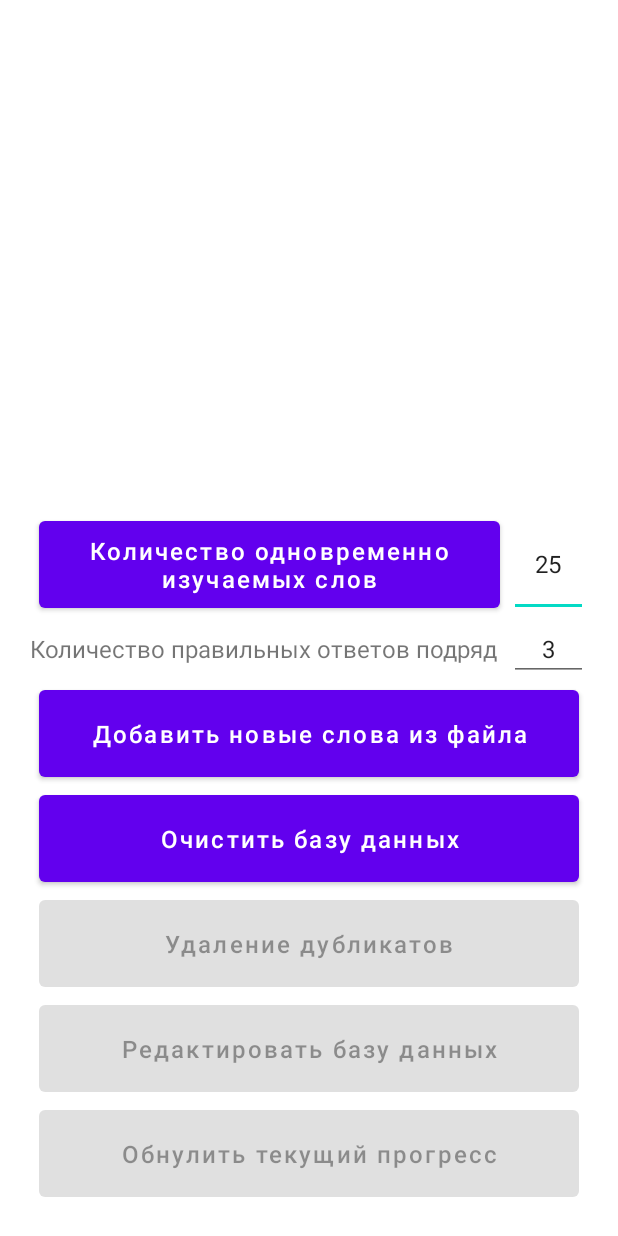
After one commit to Escalt4/Simple-Spaced-Repetition, an Android app: the layout activity_settings.xml on its own in the app's theme, with its tools: preview values and no code run, on a phone screen of 412 x 824 dp. The commit adds this screen. Run offline under Robolectric (Android 15) with nearby library versions, the phone set to English and light mode, and no system bars.

Commit message:
Commit 2

```diff
--- a/app/src/main/java/com/example/simpleintervals/LearnWord.java
+++ b/app/src/main/java/com/example/simpleintervals/LearnWord.java
@@ -27,7 +27,6 @@ public class LearnWord extends AppCompatActivity {
     public static final Integer REQUIRED_QUANTITY_CORRECT_ANSWERS = 3;
     public static final Integer[] INTERVALS = {86400, 172800, 432000, 1123200, 2678400, 6739200, 16848000, 42163200, 105494400, 263692800, 659145600, 1647907200};
 
-
     TextView textViewWord;
     TextView textViewKeys;
     TextView textViewIndicators;
@@ -49,6 +48,10 @@ public class LearnWord extends AppCompatActivity {
         setContentView(R.layout.activity_learn_word);
 
         IntervalRepetition = getIntent().getExtras().getBoolean("mode");
+
+        if (IntervalRepetition) {
+            this.setTitle("Интервальные повторения");
+        } else {this.setTitle("Изучение новых слов");}
 
         textViewWord = findViewById(R.id.textViewWord);
         textViewKeys = findViewById(R.id.textViewKeys);
--- a/app/src/main/java/com/example/simpleintervals/ListOfPlanned.java
+++ b/app/src/main/java/com/example/simpleintervals/ListOfPlanned.java
@@ -11,6 +11,8 @@ public class ListOfPlanned extends AppCompatActivity {
     protected void onCreate(Bundle savedInstanceState) {
         super.onCreate(savedInstanceState);
         setContentView(R.layout.activity_list_of_planned);
+
+        this.setTitle("Список запланированого");
     }
 
 
--- /dev/null
+++ b/app/src/main/res/layout/activity_settings.xml
@@ -0,0 +1,147 @@
+<?xml version="1.0" encoding="utf-8"?>
+<androidx.constraintlayout.widget.ConstraintLayout xmlns:android="http://schemas.android.com/apk/res/android"
+    xmlns:app="http://schemas.android.com/apk/res-auto"
+    xmlns:tools="http://schemas.android.com/tools"
+    android:layout_width="match_parent"
+    android:layout_height="match_parent"
+    android:padding="20dp"
+    tools:context=".Settings">
+
+
+    <LinearLayout
+        android:layout_width="match_parent"
+        android:layout_height="match_parent"
+        android:gravity="bottom"
+        android:orientation="vertical">
+
+        <LinearLayout
+            android:layout_width="match_parent"
+            android:layout_height="wrap_content"
+            android:gravity="top"
+            android:orientation="horizontal">
+
+            <Button
+                android:id="@+id/qwe"
+                android:layout_width="match_parent"
+                android:layout_height="70dp"
+                android:layout_weight="1"
+                android:insetLeft="6dp"
+                android:insetRight="6dp"
+                android:onClick="onClick"
+                android:text="Количество одновременно изучаемых слов"
+                android:textAllCaps="false"
+                android:textSize="16sp"
+                app:layout_constraintEnd_toEndOf="parent"
+                app:layout_constraintStart_toStartOf="parent" />
+            <!--            <TextView-->
+            <!--                android:layout_width="match_parent"-->
+            <!--                android:layout_height="match_parent"-->
+            <!--                android:layout_weight="1"-->
+            <!--                android:gravity="center_vertical"-->
+            <!--                android:text="Количество одновременно изучаемых слов"-->
+            <!--                android:textSize="16sp" />-->
+
+            <EditText
+                android:id="@+id/textEditQuantitySimultaneouslyIndexesInUse"
+                android:layout_width="match_parent"
+                android:layout_height="match_parent"
+                android:layout_weight="6"
+                android:gravity="center"
+                android:text="25"
+                android:textSize="16sp">
+
+            </EditText>
+
+        </LinearLayout>
+
+        <LinearLayout
+            android:layout_width="match_parent"
+            android:layout_height="wrap_content"
+            android:gravity="top"
+            android:orientation="horizontal">
+
+            <TextView
+                android:layout_width="match_parent"
+                android:layout_height="match_parent"
+                android:layout_weight="1"
+                android:gravity="center_vertical"
+                android:text="Количество правильных ответов подряд"
+                android:textSize="16sp" />
+
+            <EditText
+                android:id="@+id/textRequiredQuantityCorrectAnswers"
+                android:layout_width="match_parent"
+                android:layout_height="match_parent"
+                android:layout_weight="6"
+                android:gravity="center"
+                android:text="3"
+                android:textSize="16sp">
+
+            </EditText>
+
+        </LinearLayout>
+
+        <Button
+            android:id="@+id/button_1"
+            android:layout_width="match_parent"
+            android:layout_height="70dp"
+            android:insetLeft="6dp"
+            android:insetRight="6dp"
+            android:onClick="onClick"
+            android:text="Добавить новые слова из файла"
+            android:textAllCaps="false"
+            android:textSize="16sp"
+            app:layout_constraintEnd_toEndOf="parent"
+            app:layout_constraintStart_toStartOf="parent" />
+
+
+        <Button
+            android:id="@+id/button_3"
+            android:layout_width="match_parent"
+            android:layout_height="70dp"
+            android:insetLeft="6dp"
+            android:insetRight="6dp"
+            android:onClick="onClick"
+            android:text="Очистить базу данных"
+            android:textAllCaps="false"
+            android:textSize="16sp" />
+
+        <Button
+            android:id="@+id/button_234e"
+            android:layout_width="match_parent"
+            android:layout_height="70dp"
+            android:enabled="false"
+            android:insetLeft="6dp"
+            android:insetRight="6dp"
+            android:onClick="onClick"
+            android:text="Удаление дубликатов"
+            android:textAllCaps="false"
+            android:textSize="16sp" />
+
+        <Button
+            android:id="@+id/button_2"
+            android:layout_width="match_parent"
+            android:layout_height="70dp"
+            android:enabled="false"
+            android:insetLeft="6dp"
+            android:insetRight="6dp"
+            android:onClick="onClick"
+            android:text="Редактировать базу данных"
+            android:textAllCaps="false"
+            android:textSize="16sp" />
+
+        <Button
+            android:id="@+id/button_4"
+            android:layout_width="match_parent"
+            android:layout_height="70dp"
+            android:enabled="false"
+            android:insetLeft="6dp"
+            android:insetRight="6dp"
+            android:onClick="onClick"
+            android:text="Обнулить текущий прогресс"
+            android:textAllCaps="false"
+            android:textSize="16sp" />
+
+    </LinearLayout>
+
+</androidx.constraintlayout.widget.ConstraintLayout>
--- a/app/src/main/res/values-night/themes.xml
+++ b/app/src/main/res/values-night/themes.xml
@@ -12,7 +12,7 @@
         <!-- Status bar color. -->
         <item name="android:statusBarColor" tools:targetApi="l">?attr/colorPrimaryVariant</item>
         <!-- Customize your theme here. -->
-        <item name="windowActionBar">false</item>
-        <item name="windowNoTitle">true</item>
+<!--        <item name="windowActionBar">false</item>-->
+<!--        <item name="windowNoTitle">true</item>-->
     </style>
 </resources>
--- a/app/src/main/res/values/strings.xml
+++ b/app/src/main/res/values/strings.xml
@@ -1,6 +1,3 @@
 <resources>
     <string name="app_name">Simple Intervals</string>
-    <string name="appwidget_text">EXAMPLE</string>
-    <string name="add_widget">Add widget</string>
-    <string name="app_widget_description">This is an app widget description</string>
 </resources>
--- a/app/src/main/res/values/themes.xml
+++ b/app/src/main/res/values/themes.xml
@@ -12,23 +12,7 @@
         <!-- Status bar color. -->
         <item name="android:statusBarColor" tools:targetApi="l">?attr/colorPrimaryVariant</item>
         <!-- Customize your theme here. -->
-        <item name="windowActionBar">false</item>
-        <item name="windowNoTitle">true</item>
-
-    </style>
-
-    <style name="Theme.SimpleIntervals.AppWidgetContainerParent" parent="@android:style/Theme.DeviceDefault">
-        <!-- Radius of the outer bound of widgets to make the rounded corners -->
-        <item name="appWidgetRadius">16dp</item>
-        <!--
-        Radius of the inner view's bound of widgets to make the rounded corners.
-        It needs to be 8dp or less than the value of appWidgetRadius
-        -->
-        <item name="appWidgetInnerRadius">8dp</item>
-    </style>
-
-    <style name="Theme.SimpleIntervals.AppWidgetContainer" parent="Theme.SimpleIntervals.AppWidgetContainerParent">
-        <!-- Apply padding to avoid the content of the widget colliding with the rounded corners -->
-        <item name="appWidgetPadding">16dp</item>
+<!--        <item name="windowActionBar">false</item>-->
+<!--        <item name="windowNoTitle">true</item>-->
     </style>
 </resources>
```
Also changed, not shown: app/src/main/AndroidManifest.xml (+4 -6 lines), app/src/main/java/com/example/simpleintervals/MainActivity.java (+7 -9 lines), app/src/main/java/com/example/simpleintervals/Settings.java (added, +177 -0 lines), app/src/main/res/values-night-v31/themes.xml (deleted, +0 -10 lines), app/src/main/res/values-v31/themes.xml (deleted, +0 -11 lines), app/src/main/res/xml/settings.xml (added, +15 -0 lines).
